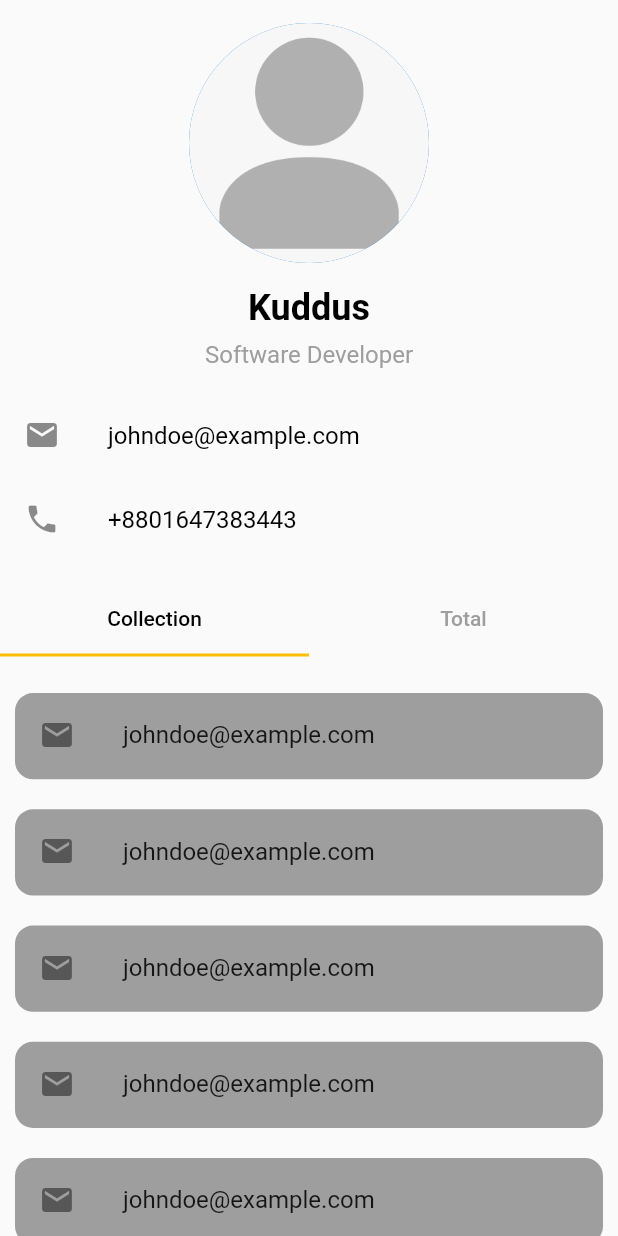
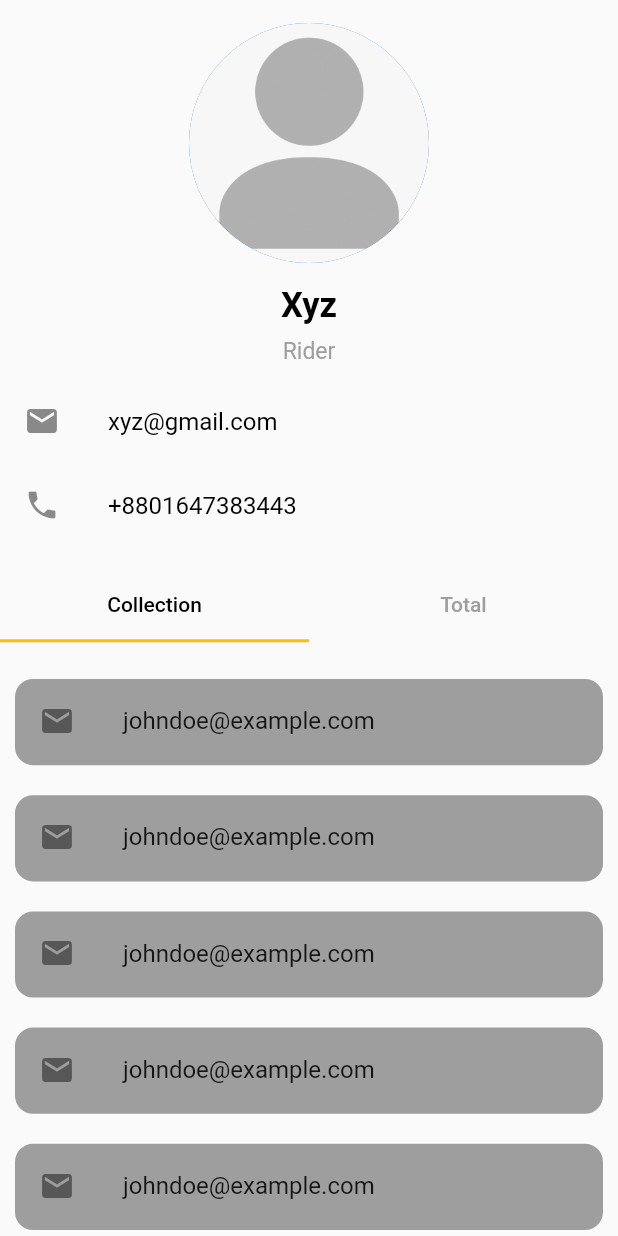
Before and after one commit to ShakilKhan999/FlyBee, a Flutter app: the AccountPage screen opened by its route, on a phone screen of 412 x 824 dp. Run offline on Flutter 3.47's test engine with Material 2 defaults, Android fonts, the phone set to English and light mode, and no system bars; our stand-ins replace connectivity_plus, flutter_easyloading, flutter_screenutil, google_nav_bar.

```diff
--- a/lib/pages/account_page.dart
+++ b/lib/pages/account_page.dart
@@ -28,27 +28,27 @@ class _AccountPageState extends State<AccountPage>
               radius: 80,
               backgroundImage: AssetImage('images/placholder.png'),
             ),
-            const SizedBox(height: 16),
-            const Text(
-              'Kuddus',
+             SizedBox(height: 16.h),
+             Text(
+              'Xyz',
               style: TextStyle(
-                  fontSize: 24,
+                  fontSize: 24.h,
                   fontWeight: FontWeight.bold,
                   color: Colors.black),
             ),
-            const SizedBox(height: 8),
-            const Text(
-              'Software Developer',
+             SizedBox(height: 8.h),
+             Text(
+              'Rider',
               style: TextStyle(
-                fontSize: 16,
+                fontSize: 16.h,
                 color: Colors.grey,
               ),
             ),
-            const SizedBox(height: 16),
+             SizedBox(height: 10.h),
             const ListTile(
               leading: Icon(Icons.email),
               title: Text(
-                'johndoe@example.com',
+                'xyz@gmail.com',
                 style: TextStyle(color: Colors.black),
               ),
             ),
@@ -103,10 +103,10 @@ class _AccountPageState extends State<AccountPage>
                       ),
                     ],
                   ),
-                  const Center(
+                   Center(
                     child: Text(
                       'Total Page',
-                      style: TextStyle(fontSize: 24),
+                      style: TextStyle(fontSize: 24.h),
                     ),
                   ),
                 ],
```
Also changed, not shown: lib/pages/pickup_page.dart (+43 -5 lines).
